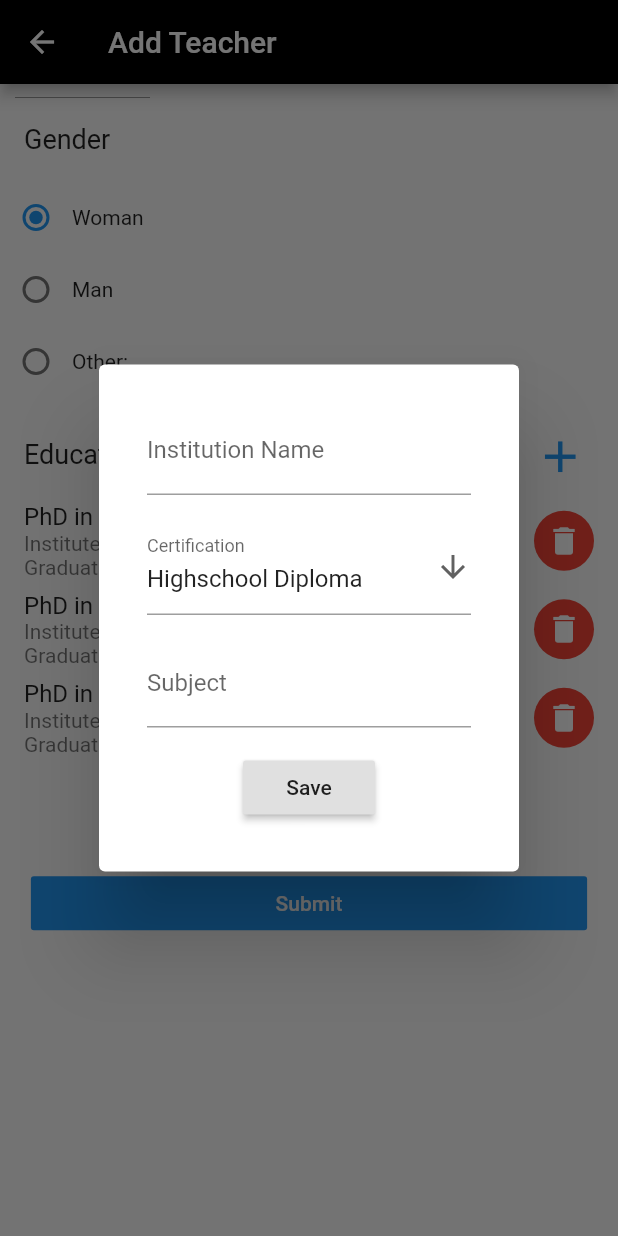
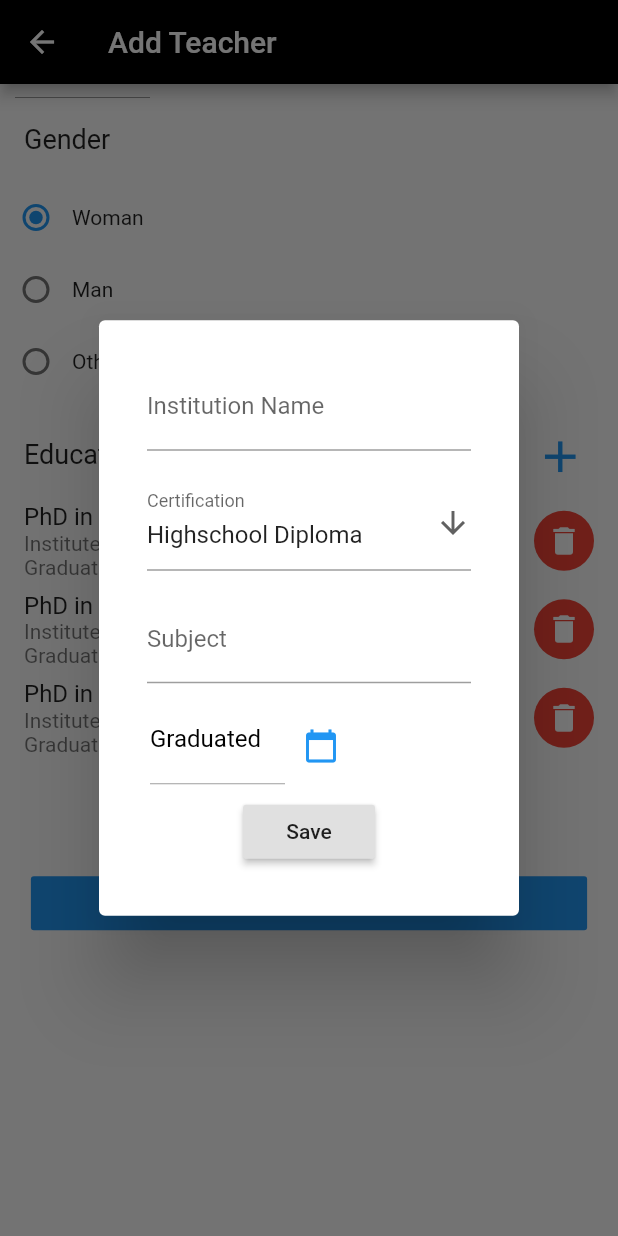
Before and after one commit to AlyAzeemi/flutter-app-test, a Flutter app: the TeacherCreateView screen opened by its route, scrolled down 468 dp, after a tap on the "add" icon, on a phone screen of 412 x 824 dp. Run offline on Flutter 3.47's test engine with Material 2 defaults, Android fonts, the phone set to English and light mode, and no system bars; our stand-ins replace image_picker; network calls fail.

Commit message:
Seventh Commit

```diff
--- a/lib/models/teachers.dart
+++ b/lib/models/teachers.dart
@@ -2,15 +2,19 @@ class Teacher {
   String _fullName;
   String _gender;
   String _doB;
-  String _education;
+  List<Map> _education;
   String _lastDegree;
   String _cnic;
   String _imgUrl;
 
-  Teacher(this._fullName, this._imgUrl, this._gender, this._doB,
+  Teacher.extended(this._fullName, this._imgUrl, this._gender, this._doB,
       this._education, this._lastDegree, this._cnic);
 
+  Teacher.short(this._fullName, this._imgUrl, this._gender, this._doB,
+      this._lastDegree, this._cnic);
 
+  Teacher(this._fullName, this._imgUrl, this._gender, this._doB,
+      this._education, this._cnic);
 
   String get fullName => _fullName;
 
@@ -30,9 +34,9 @@ class Teacher {
     _doB = doB;
   }
 
-  String get education => _education;
+  List<Map> get education => _education;
 
-  set education(String education) {
+  set education(List<Map> education) {
     _education = education;
   }
 
@@ -53,6 +57,4 @@ class Teacher {
   set imgUrl(String imgUrl) {
     _imgUrl = imgUrl;
   }
-
-
 }
--- a/lib/views/studentListView.dart
+++ b/lib/views/studentListView.dart
@@ -14,7 +14,6 @@ class StudentListView extends StatefulWidget {
 class _StudentListViewState extends State<StudentListView> {
   Future<List<Student>> _getStudents() async {
     //var data = await http.get(url)
-
     var data ='''[{"fullName":"Student A", "imgUrl":"https://i.stack.imgur.com/l60Hf.png", "gender":"Male", "doB":"DD/MM/YY", "registrationNumber":"1234567890123","rollNumber":"1234567890123","class":"ClassNameHere"},{"fullName":"Student B", "imgUrl":"https://i.stack.imgur.com/l60Hf.png", "gender":"Male", "doB":"DD/MM/YY", "registrationNumber":"1234567890123","rollNumber":"1234567890123","class":"ClassNameHere"}]''';
     var jsonData = jsonDecode(data);
 
--- a/lib/views/teachersCreateView.dart
+++ b/lib/views/teachersCreateView.dart
@@ -11,8 +11,7 @@ class TeacherCreateView extends StatefulWidget {
 }
 
 class _TeacherCreateViewState extends State<TeacherCreateView> {
-  Teacher _teacher;
-  GlobalKey _formKey = GlobalKey<FormState>();
+  GlobalKey<FormState> _formKey = GlobalKey<FormState>();
   List<String> certifications = [
     "Highschool Diploma",
     "A-levels",
@@ -24,28 +23,28 @@ class _TeacherCreateViewState extends State<TeacherCreateView> {
   String group = "Woman";
 
   //Proxy Teacher Class values
-  String gender;
-  String name;
+  String fullName;
+  String doB;
   String cnic;
-  String doB;
+  String gender = "Woman";
   List<Map> education = [
     {
       "certification": "PhD",
       "subject": "Subpar Design",
       "institution": "Word Wibe Web",
-      "dateOfGraduation": "DD/MM/YYYY"
+      "yearGraduated": "DD/MM/YYYY"
     },
     {
       "certification": "PhD",
       "subject": "Subpar Design",
       "institution": "Word Wibe Web",
-      "dateOfGraduation": "DD/MM/YYYY"
+      "yearGraduated": "DD/MM/YYYY"
     },
     {
       "certification": "PhD",
       "subject": "Subpar Design",
       "institution": "Word Wibe Web",
-      "dateOfGraduation": "DD/MM/YYYY"
+      "yearGraduated": "DD/MM/YYYY"
     }
   ];
 
@@ -59,19 +58,25 @@ class _TeacherCreateViewState extends State<TeacherCreateView> {
     return false;
   }
 
+
+
   File teacherFormImage;
+  String imgUrl="https://i.stack.imgur.com/l60Hf.png";
   _openGallery() async {
     teacherFormImage = await ImagePicker.pickImage(source: ImageSource.gallery);
     this.setState(() {});
     Navigator.of(context).pop();
   }
-
   _openCamera() async {
     teacherFormImage = await ImagePicker.pickImage(source: ImageSource.camera);
     this.setState(() {});
     Navigator.of(context).pop();
   }
-
+  _uploadImageToServer()async{
+    //ImageUploadFunctionGoesHere
+    String imgUrl="TheRetrievedImageURLGoesHere";
+    return true;
+  }
   Future<void> _profilePicturePrompt(BuildContext context) {
     return showDialog(
         context: context,
@@ -83,12 +88,18 @@ class _TeacherCreateViewState extends State<TeacherCreateView> {
                 children: <Widget>[
                   GestureDetector(
                     child: Text('Gallery'),
-                    onTap: () => _openGallery(),
+                    onTap: () {
+                      _openGallery();
+                      _uploadImageToServer();
+                    },
                   ),
                   Padding(padding: EdgeInsets.all(8.0)),
                   GestureDetector(
                     child: Text('Camera'),
-                    onTap: () => _openCamera(),
+                    onTap: () {
+                      _openCamera();
+                      _uploadImageToServer();
+                    },
                   ),
                 ],
               ),
@@ -99,8 +110,9 @@ class _TeacherCreateViewState extends State<TeacherCreateView> {
 
   //Opens calender to select date
   DateTime selectedDate = DateTime.now();
-  TextEditingController dateString = TextEditingController();
-  Future<Null> _selectDate(BuildContext context) async {
+  TextEditingController birthDateString = TextEditingController();
+  TextEditingController graduationDateString = TextEditingController();
+  Future<Null> _selectDate(BuildContext context,bool flag) async {
     final DateTime picked = await showDatePicker(
         context: context,
         initialDate: selectedDate,
@@ -109,7 +121,8 @@ class _TeacherCreateViewState extends State<TeacherCreateView> {
     if (picked != null && picked != selectedDate) {
       setState(() {
         selectedDate = picked;
-        dateString.text = "${selectedDate.toLocal()}".split(" ")[0];
+        if(flag){birthDateString.text = "${selectedDate.toLocal()}".split(" ")[0];}
+        else{graduationDateString.text = "${selectedDate.toLocal()}".split(" ")[0];}
       });
     }
   }
@@ -195,6 +208,33 @@ class _TeacherCreateViewState extends State<TeacherCreateView> {
                           },
                         ),
                       ),
+                      Row(
+                          mainAxisAlignment: MainAxisAlignment.start,
+                          children: <Widget>[
+                            Container(
+                              padding: EdgeInsets.only(
+                                left: 10,
+                              ),
+                              width: 100,
+                              child: TextFormField(
+                                controller: graduationDateString,
+                                decoration: InputDecoration(
+                                    labelText: "Graduated",
+                                    labelStyle: TextStyle(color: Colors.black)),
+                                enabled: false,
+                                onSaved: (val) {history["yearGraduated"] = val;},
+                              ),
+                            ),
+                            IconButton(
+                              icon: Icon(Icons.calendar_today,
+                                  color: Colors.blue),
+                              onPressed: () {
+                                _selectDate(context,false);
+                              },
+                              alignment: Alignment.bottomCenter,
+                            )
+                          ],
+                        ),
                       Padding(
                         padding: const EdgeInsets.all(8.0),
                         child: RaisedButton(
@@ -229,7 +269,7 @@ class _TeacherCreateViewState extends State<TeacherCreateView> {
             title: Text(
                 "${education[index]["certification"]} in ${education[index]["subject"]}"),
             subtitle: Text("Institute: ${education[index]["institution"]}\n" +
-                "Graduated: ${education[index]["dateOfGraduation"]}"),
+                "Graduated: ${education[index]["yearGraduated"]}"),
             trailing: CircleAvatar(
               backgroundColor: Colors.red,
               child: IconButton(
@@ -247,6 +287,11 @@ class _TeacherCreateViewState extends State<TeacherCreateView> {
         },
       ),
     );
+  }
+
+
+  _sendToServer(Teacher teacher){
+    //Send HTTP POST REQ TO SERVER
   }
 
   @override
@@ -279,7 +324,7 @@ class _TeacherCreateViewState extends State<TeacherCreateView> {
                           decoration: BoxDecoration(
                             image: DecorationImage(
                               image: NetworkImage(
-                                  "https://i.stack.imgur.com/l60Hf.png"),
+                                  imgUrl),
                               fit: BoxFit.cover,
                             ),
                           ),
@@ -304,7 +349,7 @@ class _TeacherCreateViewState extends State<TeacherCreateView> {
                             decoration: InputDecoration(
                                 labelText: "Name",
                                 labelStyle: TextStyle(color: Colors.black)),
-                            onSaved: (val) {},
+                            onSaved: (val) {fullName=val;},
                           ),
                         ),
 
@@ -317,7 +362,7 @@ class _TeacherCreateViewState extends State<TeacherCreateView> {
                             decoration: InputDecoration(
                                 labelText: "CNIC",
                                 labelStyle: TextStyle(color: Colors.black)),
-                            onSaved: (val) {},
+                            onSaved: (val) {cnic=val;},
                           ),
                         ),
 
@@ -332,19 +377,19 @@ class _TeacherCreateViewState extends State<TeacherCreateView> {
                               ),
                               width: 100,
                               child: TextFormField(
-                                controller: dateString,
+                                controller: birthDateString,
                                 decoration: InputDecoration(
                                     labelText: "Date of Birth",
                                     labelStyle: TextStyle(color: Colors.black)),
                                 enabled: false,
-                                onSaved: (val) {},
+                                onSaved: (val) {doB=val;},
                               ),
                             ),
                             IconButton(
                               icon: Icon(Icons.calendar_today,
                                   color: Colors.blue),
                               onPressed: () {
-                                _selectDate(context);
+                                _selectDate(context, true);
                               },
                               alignment: Alignment.bottomCenter,
                             )
@@ -441,7 +486,20 @@ class _TeacherCreateViewState extends State<TeacherCreateView> {
                             child: ButtonTheme(
                           minWidth: MediaQuery.of(context).size.width * 0.9,
                           child: FlatButton(
-                            onPressed: () {},
+                            onPressed: () {
+                              if(_formKey.currentState.validate() && education.length>0){
+                                _formKey.currentState.save();
+
+                                String _certification = education[education.length-1]["certification"];
+                                String _subject = education[education.length-1]["subject"];
+                                String _institution = education[education.length-1]["education"];
+
+                                String lastDegree = "${_certification} in ${_subject} from ${_institution}";
+                                Teacher _teacher = Teacher.extended(fullName, imgUrl, gender, doB, education, lastDegree, cnic);
+
+                                _sendToServer(_teacher);
+                              }
+                            },
                             child: Text(
                               "Submit",
                               style: TextStyle(color: Colors.white),
```
Also changed, not shown: lib/views/profileView.dart (+24 -6 lines), lib/views/teachersListView.dart (+20 -14 lines).
